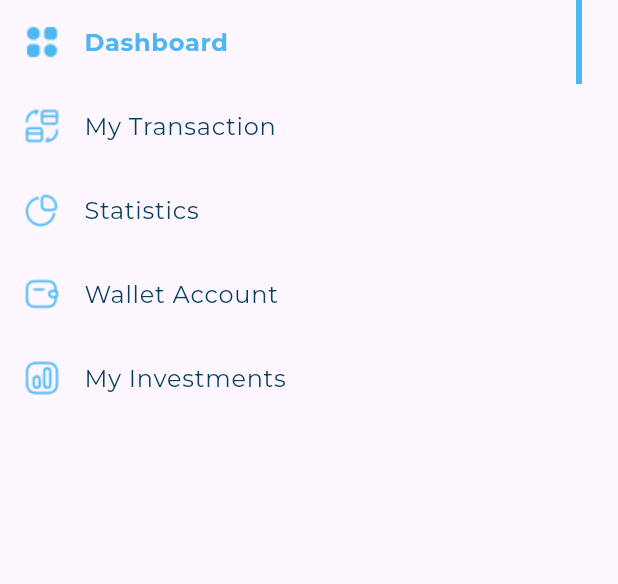
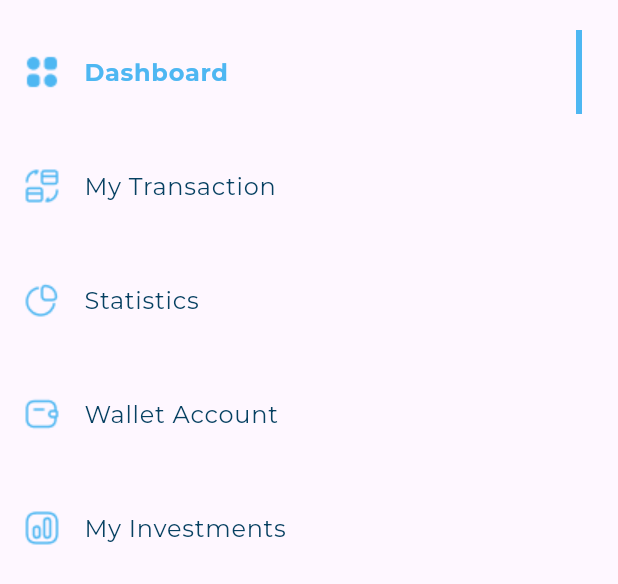
Before and after one commit to Yomna-Abdelmegeed/responsive_dash_board, a Flutter app: the DrawerItemList widget shown alone on an empty page, opened directly, on a phone screen of 412 x 824 dp. Shown: the top 584 px of the screen. Run offline on Flutter 3.47's test engine with Material 3 defaults, Android fonts, the phone set to English and light mode, and no system bars; our stand-ins replace device_preview.

Commit message:
style: add vertical padding to drawer items in DrawerItemList.

```diff
--- a/lib/widgets/drawer_item_list.dart
+++ b/lib/widgets/drawer_item_list.dart
@@ -44,7 +44,9 @@ class _DrawerItemListState extends State<DrawerItemList> {
         physics: NeverScrollableScrollPhysics(),
         itemCount: drawerItemList.length,
         itemBuilder: (context, index) {
-          return activeIndex == index
+          return Padding(
+            padding: const EdgeInsets.only(top: 20),
+            child: activeIndex == index
                 ? ActiveDrawerItem(
                     drawerItemModel: drawerItemList[index],
                   )
@@ -56,6 +58,7 @@ class _DrawerItemListState extends State<DrawerItemList> {
                         log("activeIndex = $activeIndex ");
                       });
                     },
+                  ),
           );
         });
   }
```
Lines whose indentation alone changed are shown as unchanged.
